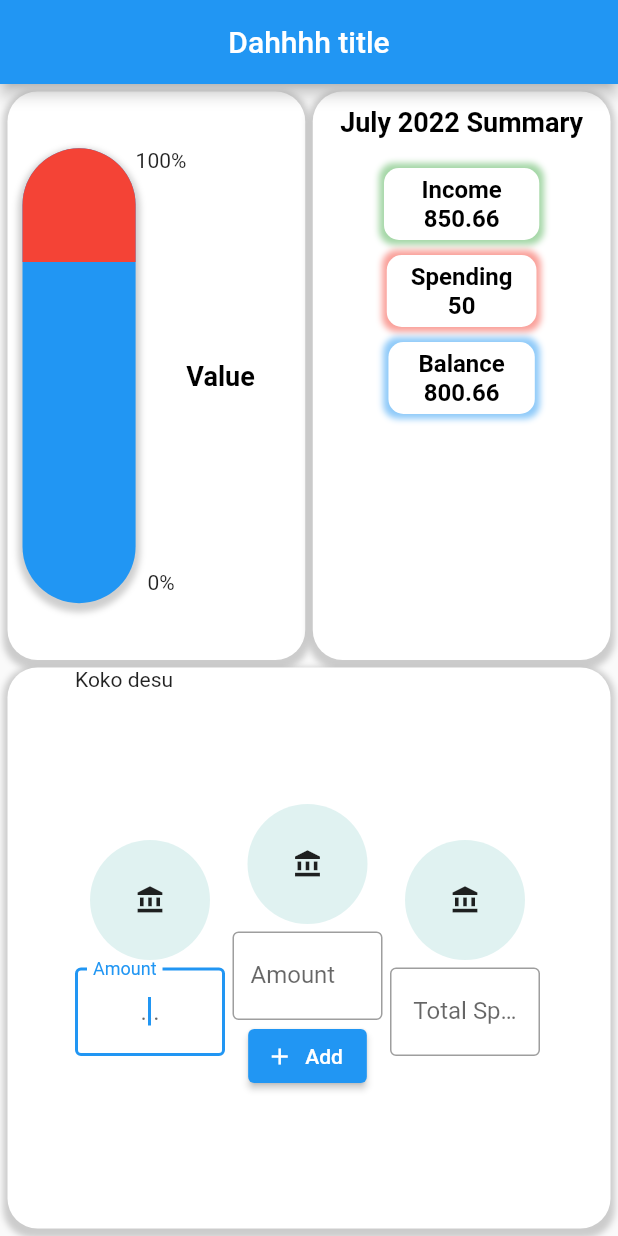
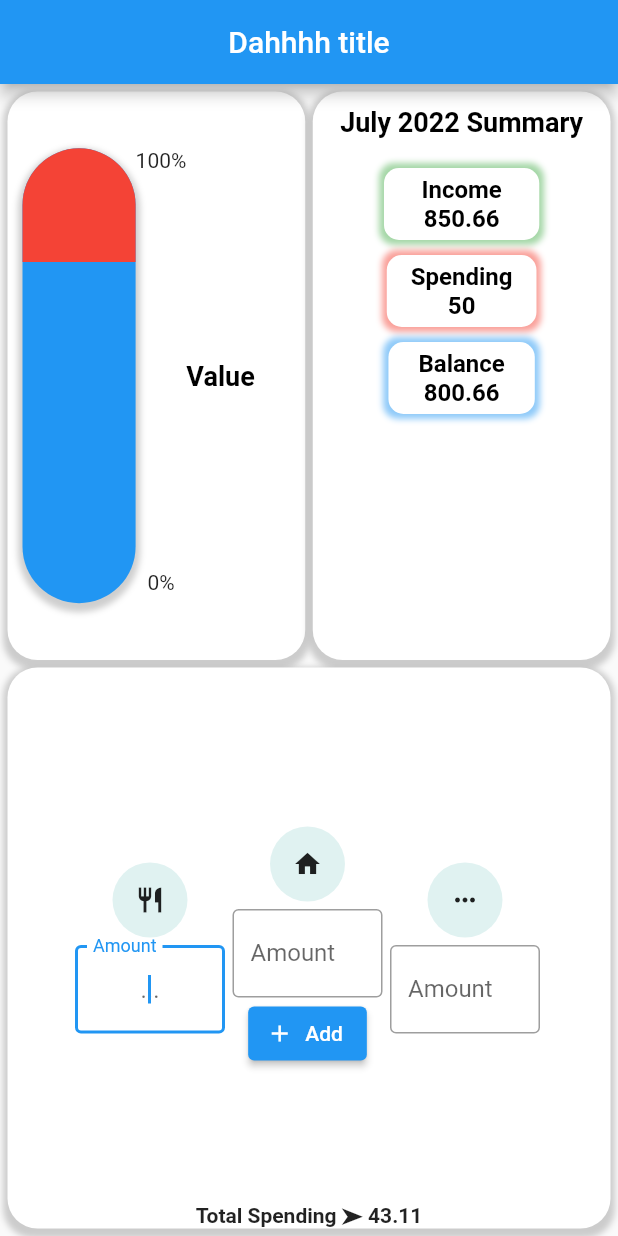
Before and after one commit to ChengCK18/dah_flutterrrrr_app1, a Flutter app: the screen it shows after launch, on a phone screen of 412 x 824 dp. Run offline on Flutter 3.47's test engine with Material 2 defaults, Android fonts, the light colour scheme and no system bars; our stand-ins replace fl_chart.

Commit message:
complete draft\ layout

```diff
--- a/lib/mainPageButtons.dart
+++ b/lib/mainPageButtons.dart
@@ -10,6 +10,7 @@ class MainPageButtons extends StatefulWidget {
 
 class _MainPageButtonsState extends State<MainPageButtons> {
   final controller = TextEditingController();
+  final double total_spend = 43.11;
   @override
   Widget build(BuildContext context) {
     return Container(
@@ -18,16 +19,33 @@ class _MainPageButtonsState extends State<MainPageButtons> {
           child: SingleChildScrollView(
               scrollDirection: Axis.horizontal,
               child: Stack(children: <Widget>[
+                Container(
+                    //color: Colors.red,
+                    constraints: BoxConstraints(
+                        minWidth: MediaQuery.of(context).size.width - 100,
+                        minHeight: MediaQuery.of(context).size.height),
+                    child: Column(
+                      crossAxisAlignment: CrossAxisAlignment.center,
+                      mainAxisSize: MainAxisSize.max,
+                      mainAxisAlignment: MainAxisAlignment.end,
+                      children: [
+                        Text(
+                          "Total Spending ➤ " + total_spend.toString(),
+                          textAlign: TextAlign.center,
+                          style: TextStyle(fontWeight: FontWeight.bold),
+                        )
+                      ],
+                    )),
                 Row(children: <Widget>[
                   Column(
                       mainAxisAlignment: MainAxisAlignment.center,
                       crossAxisAlignment: CrossAxisAlignment.center,
                       children: <Widget>[
                         Container(
-                          width: 80,
-                          height: 80,
+                          width: 50,
+                          height: 50,
                           child: const Icon(
-                            Icons.account_balance,
+                            Icons.restaurant,
                             size: 20,
                           ),
                           decoration: BoxDecoration(
@@ -61,10 +79,10 @@ class _MainPageButtonsState extends State<MainPageButtons> {
                       crossAxisAlignment: CrossAxisAlignment.center,
                       children: <Widget>[
                         Container(
-                          width: 80,
-                          height: 80,
+                          width: 50,
+                          height: 50,
                           child: const Icon(
-                            Icons.account_balance,
+                            Icons.home,
                             size: 20,
                           ),
                           decoration: BoxDecoration(
@@ -107,10 +125,10 @@ class _MainPageButtonsState extends State<MainPageButtons> {
                       crossAxisAlignment: CrossAxisAlignment.center,
                       children: <Widget>[
                         Container(
-                          width: 80,
-                          height: 80,
+                          width: 50,
+                          height: 50,
                           child: const Icon(
-                            Icons.account_balance,
+                            Icons.more_horiz,
                             size: 20,
                           ),
                           decoration: BoxDecoration(
@@ -122,7 +140,6 @@ class _MainPageButtonsState extends State<MainPageButtons> {
                             child: Directionality(
                                 textDirection: TextDirection.ltr,
                                 child: TextField(
-                                  readOnly: true,
                                   textAlign: TextAlign.center,
                                   autofocus: true,
                                   keyboardType: TextInputType.number,
@@ -132,18 +149,11 @@ class _MainPageButtonsState extends State<MainPageButtons> {
                                   ],
                                   decoration: new InputDecoration(
                                       border: OutlineInputBorder(),
-                                      labelText: "Total Spending",
-                                      hintText: "55.32"),
+                                      labelText: "Amount",
+                                      hintText: "..."),
                                 )))
                       ]),
                 ]),
-                Container(
-                    constraints: BoxConstraints(
-                        minWidth: MediaQuery.of(context).size.width - 100),
-                    child: Text(
-                      "Koko desu",
-                      textAlign: TextAlign.left,
-                    ))
               ]))),
       margin:
           const EdgeInsets.only(left: 5.0, right: 5.0, top: 5.0, bottom: 5.0),
```
